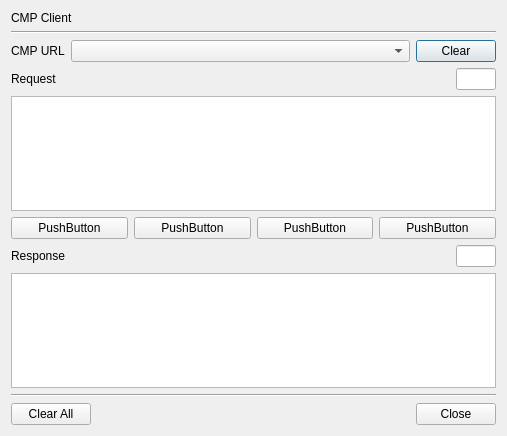
Old version of the form BerEditor/cmp_client_dlg.ui in the repository jykim74/BerEditor.
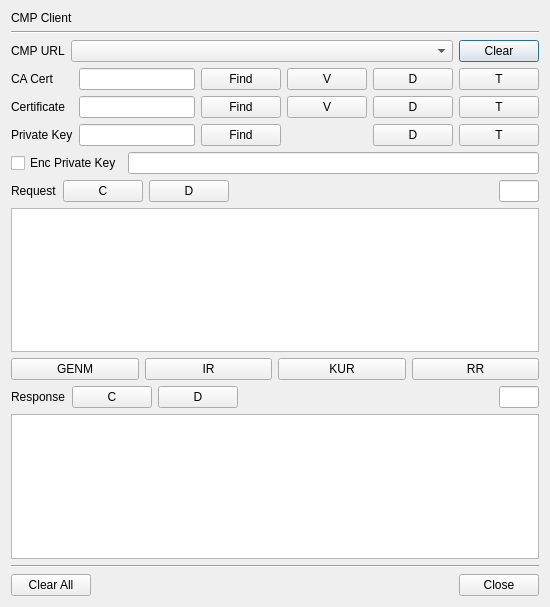
New version of the form.

Diff of the .ui file:
```diff
--- a/BerEditor/cmp_client_dlg.ui
+++ b/BerEditor/cmp_client_dlg.ui
@@ -6,8 +6,8 @@
    <rect>
     <x>0</x>
     <y>0</y>
-    <width>507</width>
-    <height>436</height>
+    <width>550</width>
+    <height>607</height>
    </rect>
   </property>
   <property name="windowTitle">
@@ -56,11 +56,153 @@
      </item>
     </layout>
    </item>
+   <item>
+    <layout class="QGridLayout" name="gridLayout">
+     <property name="topMargin">
+      <number>0</number>
+     </property>
+     <item row="1" column="2">
+      <widget class="QPushButton" name="mFindCertBtn">
+       <property name="text">
+        <string>Find</string>
+       </property>
+      </widget>
+     </item>
+     <item row="1" column="3">
+      <widget class="QPushButton" name="mCertViewBtn">
+       <property name="text">
+        <string>V</string>
+       </property>
+      </widget>
+     </item>
+     <item row="1" column="0">
+      <widget class="QLabel" name="label_5">
+       <property name="text">
+        <string>Certificate</string>
+       </property>
+      </widget>
+     </item>
+     <item row="2" column="4">
+      <widget class="QPushButton" name="mPriKeyDecodeBtn">
+       <property name="text">
+        <string>D</string>
+       </property>
+      </widget>
+     </item>
+     <item row="2" column="2">
+      <widget class="QPushButton" name="mFindPriKeyBtn">
+       <property name="text">
+        <string>Find</string>
+       </property>
+      </widget>
+     </item>
+     <item row="2" column="5">
+      <widget class="QPushButton" name="mPriKeyTypeBtn">
+       <property name="text">
+        <string>T</string>
+       </property>
+      </widget>
+     </item>
+     <item row="2" column="0">
+      <widget class="QLabel" name="label_6">
+       <property name="text">
+        <string>Private Key</string>
+       </property>
+      </widget>
+     </item>
+     <item row="1" column="1">
+      <widget class="QLineEdit" name="mCertPathText"/>
+     </item>
+     <item row="1" column="4">
+      <widget class="QPushButton" name="mCertDecodeBtn">
+       <property name="text">
+        <string>D</string>
+       </property>
+      </widget>
+     </item>
+     <item row="2" column="1">
+      <widget class="QLineEdit" name="mPriKeyPathText"/>
+     </item>
+     <item row="1" column="5">
+      <widget class="QPushButton" name="mCertTypeBtn">
+       <property name="text">
+        <string>T</string>
+       </property>
+      </widget>
+     </item>
+     <item row="0" column="0">
+      <widget class="QLabel" name="label_7">
+       <property name="text">
+        <string>CA Cert</string>
+       </property>
+      </widget>
+     </item>
+     <item row="0" column="1">
+      <widget class="QLineEdit" name="mCACertPathText"/>
+     </item>
+     <item row="0" column="2">
+      <widget class="QPushButton" name="mFindCACertBtn">
+       <property name="text">
+        <string>Find</string>
+       </property>
+      </widget>
+     </item>
+     <item row="0" column="3">
+      <widget class="QPushButton" name="mCACertViewBtn">
+       <property name="text">
+        <string>V</string>
+       </property>
+      </widget>
+     </item>
+     <item row="0" column="4">
+      <widget class="QPushButton" name="mCACertDecodeBtn">
+       <property name="text">
+        <string>D</string>
+       </property>
+      </widget>
+     </item>
+     <item row="0" column="5">
+      <widget class="QPushButton" name="mCACertTypeBtn">
+       <property name="text">
+        <string>T</string>
+       </property>
+      </widget>
+     </item>
+    </layout>
+   </item>
+   <item>
+    <layout class="QGridLayout" name="gridLayout_7">
+     <property name="topMargin">
+      <number>0</number>
+     </property>
+     <item row="0" column="0">
+      <widget class="QCheckBox" name="mEncPriKeyCheck">
+       <property name="text">
+        <string>Enc Private Key</string>
+       </property>
+      </widget>
+     </item>
+     <item row="0" column="1">
+      <widget class="QLineEdit" name="mPasswdText">
+       <property name="echoMode">
+        <enum>QLineEdit::Password</enum>
+       </property>
+      </widget>
+     </item>
+    </layout>
+   </item>
    <item>
     <layout class="QGridLayout" name="gridLayout_3">
      <property name="topMargin">
       <number>0</number>
      </property>
+     <item row="0" column="1">
+      <widget class="QPushButton" name="mRequestClearBtn">
+       <property name="text">
+        <string>C</string>
+       </property>
+      </widget>
+     </item>
      <item row="0" column="0">
       <widget class="QLabel" name="label_3">
        <property name="text">
@@ -68,23 +210,7 @@
        </property>
       </widget>
      </item>
-     <item row="0" column="2">
-      <widget class="QLineEdit" name="lineEdit">
-       <property name="minimumSize">
-        <size>
-         <width>40</width>
-         <height>0</height>
-        </size>
-       </property>
-       <property name="maximumSize">
-        <size>
-         <width>40</width>
-         <height>16777215</height>
-        </size>
-       </property>
-      </widget>
-     </item>
-     <item row="0" column="1">
+     <item row="0" column="3">
       <spacer name="horizontalSpacer_2">
        <property name="orientation">
         <enum>Qt::Horizontal</enum>
@@ -97,6 +223,29 @@
        </property>
       </spacer>
      </item>
+     <item row="0" column="4">
+      <widget class="QLineEdit" name="mRequestLenText">
+       <property name="minimumSize">
+        <size>
+         <width>40</width>
+         <height>0</height>
+        </size>
+       </property>
+       <property name="maximumSize">
+        <size>
+         <width>40</width>
+         <height>16777215</height>
+        </size>
+       </property>
+      </widget>
+     </item>
+     <item row="0" column="2">
+      <widget class="QPushButton" name="mRequestDecodeBtn">
+       <property name="text">
+        <string>D</string>
+       </property>
+      </widget>
+     </item>
     </layout>
    </item>
    <item>
@@ -110,28 +259,28 @@
      <item row="0" column="1">
       <widget class="QPushButton" name="pushButton_6">
        <property name="text">
-        <string>PushButton</string>
+        <string>IR</string>
        </property>
       </widget>
      </item>
      <item row="0" column="2">
       <widget class="QPushButton" name="pushButton_5">
        <property name="text">
-        <string>PushButton</string>
+        <string>KUR</string>
        </property>
       </widget>
      </item>
      <item row="0" column="3">
       <widget class="QPushButton" name="pushButton_4">
        <property name="text">
-        <string>PushButton</string>
+        <string>RR</string>
        </property>
       </widget>
      </item>
      <item row="0" column="0">
       <widget class="QPushButton" name="pushButton_7">
        <property name="text">
-        <string>PushButton</string>
+        <string>GENM</string>
        </property>
       </widget>
      </item>
@@ -142,8 +291,21 @@
      <property name="topMargin">
       <number>0</number>
      </property>
-     <item row="0" column="2">
-      <widget class="QLineEdit" name="lineEdit_2">
+     <item row="0" column="3">
+      <spacer name="horizontalSpacer_3">
+       <property name="orientation">
+        <enum>Qt::Horizontal</enum>
+       </property>
+       <property name="sizeHint" stdset="0">
+        <size>
+         <width>40</width>
+         <height>20</height>
+        </size>
+       </property>
+      </spacer>
+     </item>
+     <item row="0" column="4">
+      <widget class="QLineEdit" name="mResponseLenText">
        <property name="minimumSize">
         <size>
          <width>40</width>
@@ -158,6 +320,13 @@
        </property>
       </widget>
      </item>
+     <item row="0" column="1">
+      <widget class="QPushButton" name="mResponseClearBtn">
+       <property name="text">
+        <string>C</string>
+       </property>
+      </widget>
+     </item>
      <item row="0" column="0">
       <widget class="QLabel" name="label_4">
        <property name="text">
@@ -165,18 +334,12 @@
        </property>
       </widget>
      </item>
-     <item row="0" column="1">
-      <spacer name="horizontalSpacer_3">
-       <property name="orientation">
-        <enum>Qt::Horizontal</enum>
+     <item row="0" column="2">
+      <widget class="QPushButton" name="mResponseDecodeBtn">
+       <property name="text">
+        <string>D</string>
        </property>
-       <property name="sizeHint" stdset="0">
-        <size>
-         <width>40</width>
-         <height>20</height>
-        </size>
-       </property>
-      </spacer>
+      </widget>
      </item>
     </layout>
    </item>
```
Left out of the diff: 20 changed lines with no effect on the pictures.
